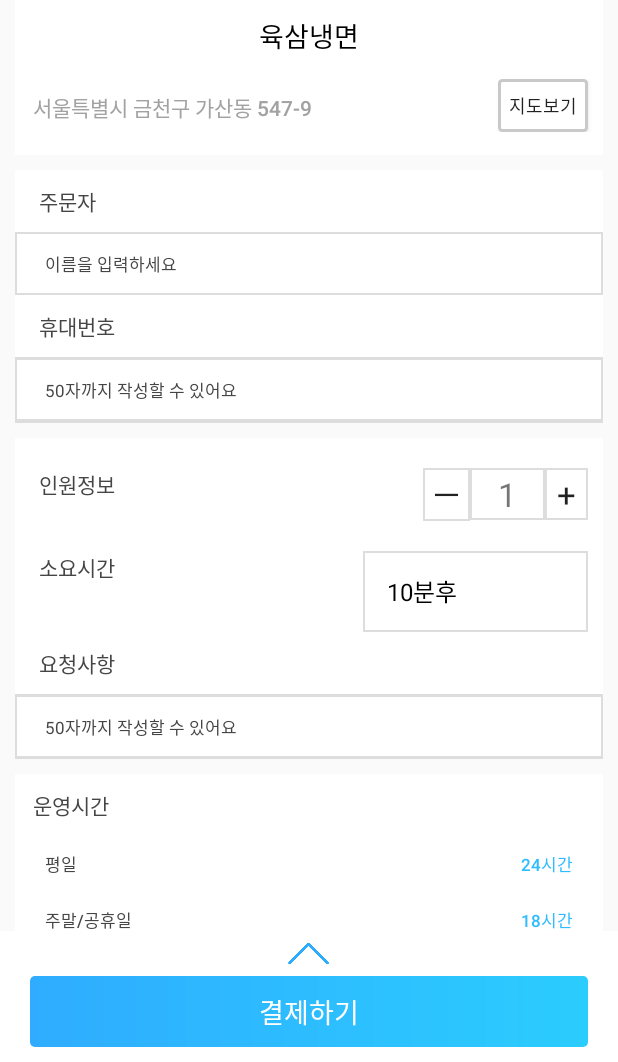
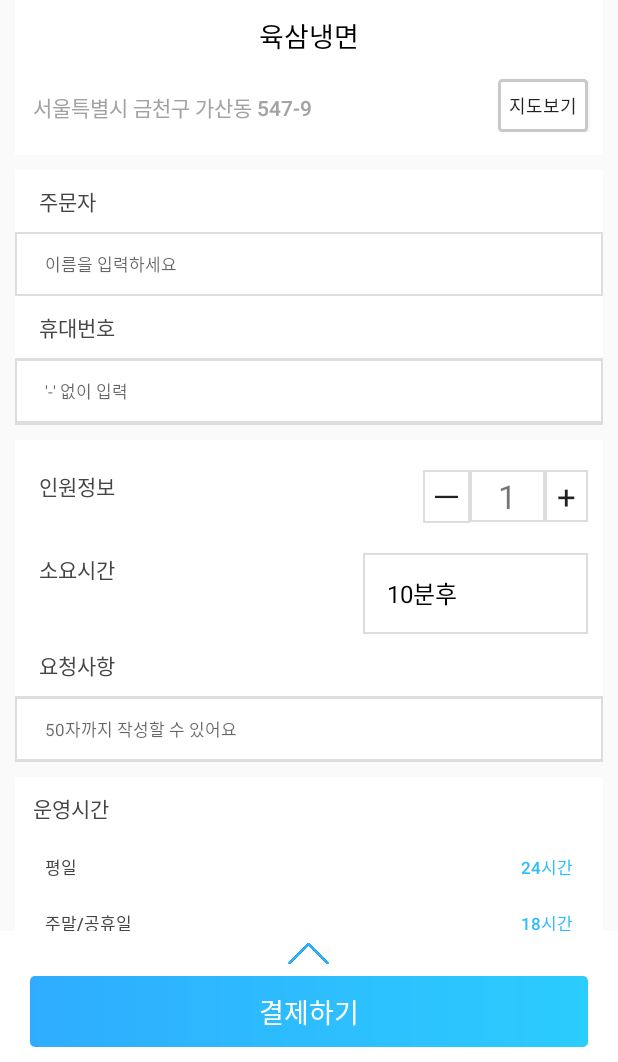
Before and after one commit to Lee-Ji-Hye/AppSmartBD, an Android app: the FoodOrderActivity screen opened directly, with no data from a screen before it, on a phone screen of 412 x 824 dp, the part 174-1236 px from its top. Run offline under Robolectric (Android 15) with nearby library versions, the phone set to English and light mode, and no system bars; our stand-ins replace CircleImageView; 2 statements that could not run were skipped.

```diff
--- a/app/src/main/AndroidManifest.xml
+++ b/app/src/main/AndroidManifest.xml
@@ -48,7 +48,7 @@
         <activity android:name=".activity.FoodOrderActivity"
                    android:windowSoftInputMode="stateAlwaysHidden"/>
         <activity android:name=".activity.AKakaoTestActivity"/>
-        <activity android:name=".activity.FoodOrderComplete" />
+        <activity android:name=".activity.FoodOrderCompleteActivity" />
 
         <meta-data
             android:name="com.google.android.geo.API_KEY"
--- a/app/src/main/java/com/team/smart/activity/FoodOrderActivity.java
+++ b/app/src/main/java/com/team/smart/activity/FoodOrderActivity.java
@@ -1,10 +1,8 @@
 package com.team.smart.activity;
 
-import android.app.Activity;
 import android.content.Intent;
-import android.graphics.Color;
 import android.os.Bundle;
-import android.util.Log;
+import android.view.View;
 import android.widget.ArrayAdapter;
 import android.widget.EditText;
 import android.widget.Spinner;
@@ -13,7 +11,6 @@ import android.widget.Toast;
 
 import androidx.appcompat.app.AppCompatActivity;
 
-import com.google.gson.Gson;
 import com.team.smart.R;
 import com.team.smart.vo.FoodCartVO;
 import com.team.smart.vo.FoodOrderVO;
@@ -34,7 +31,9 @@ public class FoodOrderActivity extends AppCompatActivity {
 
     //findid
     TextView tvCompOrg,tvAddress,tvFcnt,editMessage,tvAmount,tvSalePrice,tvTotPayPrice,tvOpen,tvOpenWeek,paymentBtn;
-    EditText tvName, tvHp;
+    EditText tvName, tvHp, btMinusBtn, btPlusBtn;
+
+    int cnt = 1; //인원 관리
 
     @Override
     protected void onCreate(Bundle savedInstanceState){
@@ -50,6 +49,7 @@ public class FoodOrderActivity extends AppCompatActivity {
         configuListner(); // 클릭 리스너 일괄 세팅
 
         //여기서 업체정보 불러오는 통신 한번 하고(~)
+
     }
 
     private void findid() {
@@ -64,6 +64,9 @@ public class FoodOrderActivity extends AppCompatActivity {
         tvAmount = findViewById(R.id.tv_amount);             //주문금액
         tvSalePrice = findViewById(R.id.tv_sale_price);     //할인금액
         tvTotPayPrice = findViewById(R.id.tv_tot_pay_price);//최종 결제 금액
+
+        btMinusBtn = findViewById(R.id.bt_minusBtn);
+        btPlusBtn = findViewById(R.id.bt_plusBtn);
 
         //소요시간(스피너 세팅)
         spinArriveTime = (Spinner)findViewById(R.id.spinArrivedTime);
@@ -107,6 +110,27 @@ public class FoodOrderActivity extends AppCompatActivity {
 
     //리스너 이벤트 모아놓음
     private void configuListner() {
+//음식점 페이지 이동
+        btMinusBtn.setOnClickListener(new View.OnClickListener() {
+            @Override
+            public void onClick(View view) {
+
+                if(cnt > 1) {
+                    cnt--;
+                    tvFcnt.setText(String.valueOf(cnt)); //수량변경
+                }
+            }
+        });
+
+        btPlusBtn.setOnClickListener(new View.OnClickListener() {
+            @Override
+            public void onClick(View view) {
+                if(cnt < 10) {
+                    cnt++;
+                    tvFcnt.setText(String.valueOf(cnt)); //수량변경
+                }
+            }
+        });
 
         paymentBtn.setOnClickListener(view -> {
             //파라미터 세팅
@@ -116,6 +140,7 @@ public class FoodOrderActivity extends AppCompatActivity {
             FoodOrderVO orderinfoVO = new FoodOrderVO();
             orderinfoVO.setComp_seq(comp_seq);
             orderinfoVO.setUserid("id10");
+            orderinfoVO.setF_name(tvName.getText().toString());
             orderinfoVO.setF_hp(tvHp.getText().toString());
             orderinfoVO.setF_person_num(f_cnt);
             orderinfoVO.setF_receive_time(f_receive_time);
--- a/app/src/main/res/layout/activity_food_order_form.xml
+++ b/app/src/main/res/layout/activity_food_order_form.xml
@@ -155,13 +155,14 @@
                             android:background="@drawable/stroke_top_bottom_ddd">
                             <EditText
                                 android:id="@+id/edit_name"
-                                android:layout_width="wrap_content"
+                                android:layout_width="match_parent"
                                 android:layout_height="wrap_content"
                                 android:paddingTop="10dp"
                                 android:textSize="11dp"
                                 android:paddingBottom="10dp"
                                 android:paddingLeft="12dp"
-                                android:text="이름을 입력하세요"
+                                android:hint="이름을 입력하세요"
+                                android:text=""
                                 android:background="@null"
                                 android:textColor="@color/mainText"/>
 
@@ -196,13 +197,14 @@
                             android:background="@drawable/stroke_top_bottom_ddd">
                             <EditText
                                 android:id="@+id/edit_hp"
-                                android:layout_width="wrap_content"
+                                android:layout_width="match_parent"
                                 android:layout_height="wrap_content"
                                 android:paddingTop="10dp"
                                 android:textSize="11dp"
                                 android:paddingBottom="10dp"
                                 android:paddingLeft="12dp"
-                                android:text="50자까지 작성할 수 있어요"
+                                android:hint="'-' 없이 입력"
+                                android:text=""
                                 android:background="@null"
                                 android:textColor="@color/mainText"/>
 
@@ -358,13 +360,14 @@
                             android:background="@drawable/stroke_top_bottom_ddd">
                             <EditText
                                 android:id="@+id/edit_message"
-                                android:layout_width="wrap_content"
+                                android:layout_width="match_parent"
                                 android:layout_height="wrap_content"
                                 android:paddingTop="10dp"
                                 android:textSize="11dp"
                                 android:paddingBottom="10dp"
                                 android:paddingLeft="12dp"
-                                android:text="50자까지 작성할 수 있어요"
+                                android:hint="50자까지 작성할 수 있어요"
+                                android:text=""
                                 android:background="@null"
                                 android:textColor="@color/mainText"/>
 
```
Also changed, not shown: app/src/main/java/com/team/smart/activity/AKakaoTestActivity.java (+0 -12 lines), app/src/main/java/com/team/smart/activity/FoodListActivity.java (+5 -5 lines), app/src/main/java/com/team/smart/activity/FoodOrderCompleteActivity.java (renamed from app/src/main/java/com/team/smart/activity/FoodOrderComplete.java, +7 -1 lines), app/src/main/java/com/team/smart/activity/KakaoWebViewClient.java (+2 -9 lines), app/src/main/java/com/team/smart/network/APIInterface.java (+1 -9 lines), app/src/main/java/com/team/smart/vo/FoodOrderVO.java (+9 -0 lines), app/src/main/res/drawable/round_block_btn.xml (added, +14 -0 lines), app/src/main/res/layout/activity_food_order_complete.xml (added, +98 -0 lines), app/src/main/res/drawable/complete_blue.jpg (added), app/src/main/res/drawable/complete_green.png (added).
